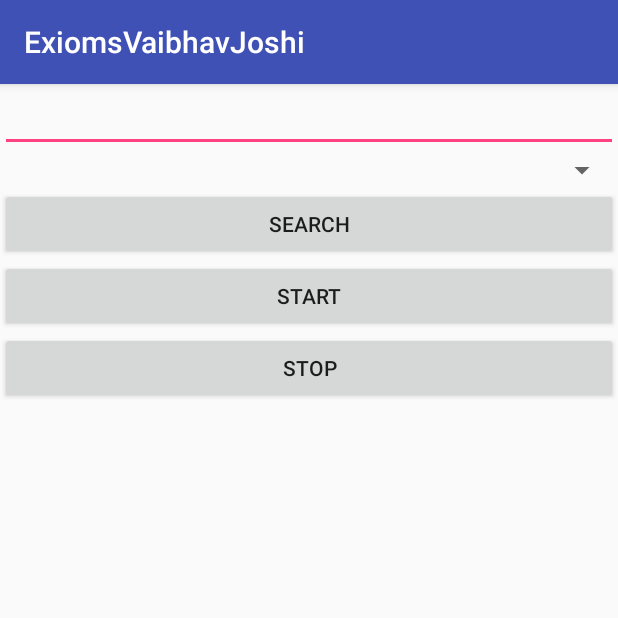
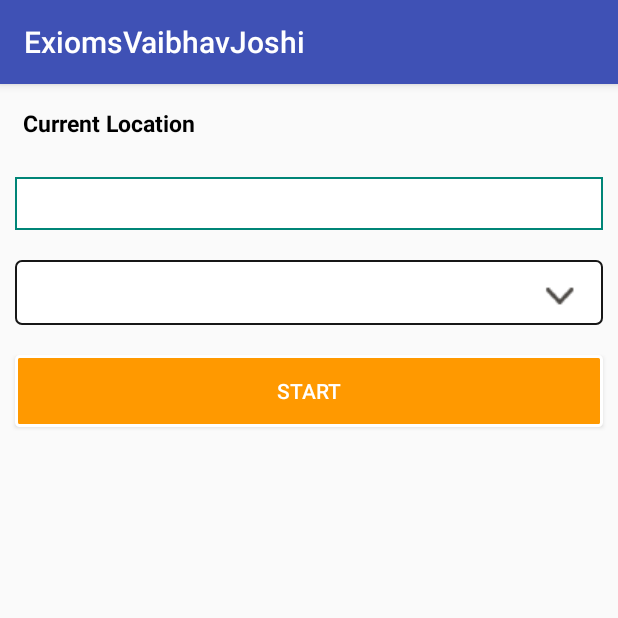
Before and after one commit to ijoshivaibhav/ExiomsDemoGeofencing, an Android app: the screen it shows after launch (MainActivity), on a phone screen of 412 x 824 dp, the top half of it. Run offline under Robolectric (Android 15) with nearby library versions, the phone set to English and light mode, and no system bars; our stand-ins replace Volley; network calls fail; 2 statements that could not run were skipped.

Commit message:
changes done

```diff
--- a/app/src/main/java/example/vaibhav/com/exiomsvaibhavjoshi/Constants.java
+++ b/app/src/main/java/example/vaibhav/com/exiomsvaibhavjoshi/Constants.java
@@ -18,14 +18,14 @@ public class Constants {
 //            LANDMARKS.put(p.name, new LatLng(p.geometry.location.lat, p.geometry.location.lng));
 //        }
 //    }
-    static {
-        // San Francisco International Airport.
-            LANDMARKS.put("Moscone South", new LatLng(18.498406, 73.839033));
-
-        // Googleplex.
+//    static {
+//        // San Francisco International Airport.
+//            LANDMARKS.put("Moscone South", new LatLng(18.498406, 73.839033));
+//
+//        // Googleplex.
 //        LANDMARKS.put("Japantown", new LatLng(18.497388, 73.839560));
-
-        // Test
-//        LANDMARKS.put("SFO", new LatLng(37.621313,-122.378955));
-    }
+//
+//        // Test
+//       LANDMARKS.put("SFO", new LatLng(37.621313,-122.378955));
+//    }
 }
--- a/app/src/main/java/example/vaibhav/com/exiomsvaibhavjoshi/MainActivity.java
+++ b/app/src/main/java/example/vaibhav/com/exiomsvaibhavjoshi/MainActivity.java
@@ -32,12 +32,15 @@ import com.google.android.gms.location.GeofencingClient;
 import com.google.android.gms.location.GeofencingRequest;
 import com.google.android.gms.location.LocationServices;
 import com.google.android.gms.maps.model.LatLng;
+import com.google.android.gms.tasks.OnFailureListener;
+import com.google.android.gms.tasks.OnSuccessListener;
 import com.google.gson.Gson;
 
 import org.json.JSONObject;
 
 import java.io.IOException;
 import java.util.ArrayList;
+import java.util.HashMap;
 import java.util.List;
 import java.util.Locale;
 import java.util.Map;
@@ -53,6 +56,16 @@ public class MainActivity extends AppCompatActivity implements GoogleApiClient.C
     private GPSTracker mGPSTracker;
     private GeofencingClient mGeofencingClient;
     private GoogleApiClient mGoogleApiClient;
+    public static final long GEOFENCE_EXPIRATION_IN_MILLISECONDS = 12 * 60 * 60 * 1000;
+    public static final float GEOFENCE_RADIUS_IN_METERS = 2000;
+
+
+    public  HashMap<String, LatLng> LANDMARKS = new HashMap<String, LatLng>();
+
+    static Intent makeNotificationIntent(Context geofenceService, String msg) {
+        Log.d("tag", msg);
+        return new Intent(geofenceService, MainActivity.class);
+    }
 
     @Override
     protected void onCreate(Bundle savedInstanceState) {
@@ -74,7 +87,7 @@ public class MainActivity extends AppCompatActivity implements GoogleApiClient.C
         }
 
         mGeofenceList = new ArrayList<>();
-        populateGeofenceList();
+
         buildGoogleApiClient();
 
 
@@ -87,19 +100,30 @@ public class MainActivity extends AppCompatActivity implements GoogleApiClient.C
         });
 
 
-
-
         mbtnStop.setOnClickListener(new View.OnClickListener() {
             @Override
             public void onClick(View v) {
-
+                stopGeofence();
             }
         });
     }
-    static Intent makeNotificationIntent(Context geofenceService, String msg)
-    {
-        Log.d("tag",msg);
-        return new Intent(geofenceService,MainActivity.class);
+
+    public void stopGeofence(){
+        mGeofencingClient.removeGeofences(getGeofencePendingIntent())
+                .addOnSuccessListener(this, new OnSuccessListener<Void>() {
+                    @Override
+                    public void onSuccess(Void aVoid) {
+                        // Geofences removed
+                        // ...
+                    }
+                })
+                .addOnFailureListener(this, new OnFailureListener() {
+                    @Override
+                    public void onFailure(@NonNull Exception e) {
+                        // Failed to remove geofences
+                        // ...
+                    }
+                });
     }
     @Override
     protected void onStart() {
@@ -118,15 +142,15 @@ public class MainActivity extends AppCompatActivity implements GoogleApiClient.C
     }
 
     public void populateGeofenceList() {
-        for (Map.Entry<String, LatLng> entry : Constants.LANDMARKS.entrySet()) {
+        for (Map.Entry<String, LatLng> entry : LANDMARKS.entrySet()) {
             mGeofenceList.add(new Geofence.Builder()
                     .setRequestId(entry.getKey())
                     .setCircularRegion(
                             entry.getValue().latitude,
                             entry.getValue().longitude,
-                            Constants.GEOFENCE_RADIUS_IN_METERS
+                            GEOFENCE_RADIUS_IN_METERS
                     )
-                    .setExpirationDuration(Constants.GEOFENCE_EXPIRATION_IN_MILLISECONDS)
+                    .setExpirationDuration(GEOFENCE_EXPIRATION_IN_MILLISECONDS)
                     .setTransitionTypes(Geofence.GEOFENCE_TRANSITION_ENTER |
                             Geofence.GEOFENCE_TRANSITION_EXIT)
                     .build());
@@ -216,7 +240,7 @@ public class MainActivity extends AppCompatActivity implements GoogleApiClient.C
         if (status.isSuccess()) {
             Toast.makeText(
                     this,
-                    "Geofences Added",
+                    "Success, You will be notified once reached to destination !",
                     Toast.LENGTH_SHORT
             ).show();
         } else {
@@ -236,11 +260,13 @@ public class MainActivity extends AppCompatActivity implements GoogleApiClient.C
 
             switch (results.status) {
                 case "OK":
-
+                    for (Place p : results.results) {
+                        LANDMARKS.put(p.name, new LatLng(p.geometry.location.lat, p.geometry.location.lng));
+                    }
+                    populateGeofenceList();
                     ArrayAdapter<Place> adapter = new ArrayAdapter<Place>(MainActivity.this, android.R.layout.simple_dropdown_item_1line, results.results);
                     mSpinnerPlaces.setAdapter(adapter);
-
-//                    Constants.populateLandMarks(results.results);
+                    System.out.print(LANDMARKS.size() + "\tsize");
                     break;
 
                 case "ZERO_RESULTS":
--- /dev/null
+++ b/app/src/main/res/drawable/button_square.xml
@@ -0,0 +1,23 @@
+<?xml version="1.0" encoding="utf-8"?>
+<shape xmlns:android="http://schemas.android.com/apk/res/android" android:shape="rectangle" >
+    <corners
+        android:topLeftRadius="2dp"
+        android:topRightRadius="2dp"
+        android:bottomLeftRadius="2dp"
+        android:bottomRightRadius="2dp"
+        />
+    <gradient
+        android:angle="45"
+        android:centerX="5%"
+        android:centerColor="#FF9900"
+        android:startColor="#FF9900"
+        android:endColor="#FF9900"
+        android:type="linear"
+        />
+
+    <stroke
+        android:width="2dp"
+        android:color="#fff"
+        />
+
+</shape>
--- /dev/null
+++ b/app/src/main/res/drawable/cell_shape.xml
@@ -0,0 +1,8 @@
+<?xml version="1.0" encoding="utf-8"?>
+<shape
+    xmlns:android="http://schemas.android.com/apk/res/android"
+    android:shape= "rectangle"  >
+    <solid android:color="#FFF"/>
+    <stroke android:width="1dp"  android:color="#008577"/>
+    <!--008577-->
+</shape>
--- /dev/null
+++ b/app/src/main/res/drawable/spinner_bg.xml
@@ -0,0 +1,31 @@
+<?xml version="1.0" encoding="utf-8"?>
+<selector xmlns:android="http://schemas.android.com/apk/res/android">
+    <item>
+        <layer-list>
+            <item>
+                <shape>
+                    <gradient
+                        android:startColor="#FFFFFF"
+                        android:endColor="#FFFFFF"
+                        android:angle="270" />
+                    <stroke
+                        android:width="1dp"
+                        android:color="#171717" />
+                    <corners
+                        android:radius="4dp" />
+                    <padding
+                        android:left="3dp"
+                        android:top="3dp"
+                        android:right="3dp"
+                        android:bottom="3dp" />
+                </shape>
+            </item>
+            <item
+                android:top="5dp"
+                android:right="10dp">
+                <bitmap android:src="@drawable/ic_arrow_down_spinner"
+                        android:gravity="top|right" />
+            </item>
+        </layer-list>
+    </item>
+</selector>
--- a/app/src/main/res/layout/activity_main.xml
+++ b/app/src/main/res/layout/activity_main.xml
@@ -6,31 +6,54 @@
     android:orientation="vertical"
     tools:context=".MainActivity">
 
+    <TextView
+        android:padding="5dp"
+        android:layout_margin="10dp"
+        android:text="Current Location"
+        android:textColor="#f000"
+        android:textStyle="bold"
+        android:textSize="15sp"
+        android:layout_width="match_parent"
+        android:layout_height="wrap_content" />
     <EditText
+        android:padding="5dp"
+        android:focusable="false"
+        android:background="@drawable/cell_shape"
+        android:layout_margin="10dp"
         android:layout_width="match_parent"
         android:layout_height="wrap_content"
         android:id="@+id/edtCurrentLocation"/>
 
     <Spinner
+        android:background="@drawable/spinner_bg"
+        android:layout_margin="10dp"
         android:layout_width="match_parent"
         android:layout_height="wrap_content"
         android:id="@+id/edtDestLocation"/>
 
     <Button
+        android:visibility="gone"
         android:layout_width="match_parent"
         android:layout_height="wrap_content"
         android:id="@+id/btnsearch"
         android:text="Search"/>
 
     <Button
+        android:layout_margin="10dp"
         android:layout_width="match_parent"
         android:layout_height="wrap_content"
         android:id="@+id/btnStart"
+        android:textColor="#fff"
+        android:background="@drawable/button_square"
         android:text="Start"/>
 
     <Button
+        android:visibility="invisible"
+        android:layout_margin="10dp"
         android:layout_width="match_parent"
         android:layout_height="wrap_content"
+        android:textColor="#fff"
+        android:background="@drawable/button_square"
         android:id="@+id/btnStop"
         android:text="Stop"/>
 
```
Also changed, not shown: app/src/main/res/drawable/ic_arrow_down_spinner.png (added).
